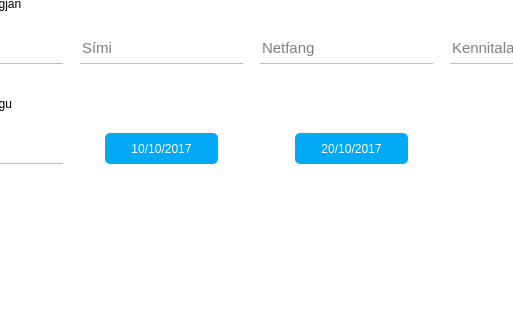
Old version of the form desktop/mainwindow.ui in the repository gudmunduro/lokaverkefni; both pictures show x 112 to 625 and y 94 to 414 of the 744 by 540 pixel window.
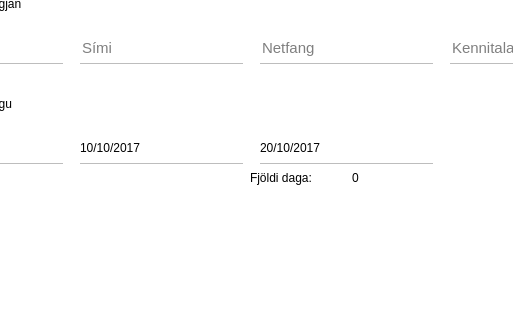
New version of the form. The open tabs and pages were chosen to show the change.

Diff of the .ui file:
```diff
--- a/desktop/mainwindow.ui
+++ b/desktop/mainwindow.ui
@@ -422,22 +422,20 @@
      <widget class="QPushButton" name="setFromDateButton">
       <property name="geometry">
        <rect>
-        <x>215</x>
+        <x>190</x>
         <y>165</y>
-        <width>113</width>
+        <width>163</width>
         <height>31</height>
        </rect>
       </property>
       <property name="styleSheet">
        <string notr="true">QPushButton{
-	background-color: #03A9F4;
-	color: white;
+	background-color: none;
+	color: black;
 	border: none;
-	border-radius: 5px;
+	border-bottom: 1px solid #BDBDBD;
 	font-size: 9pt;
-}
-QPushButton:hover{
-	background-color: #0288D1;
+	text-align: left;
 }
 QPushButton:pressed{
 	background-color: black;
@@ -450,22 +448,20 @@
      <widget class="QPushButton" name="setToDateButton">
       <property name="geometry">
        <rect>
-        <x>405</x>
+        <x>370</x>
         <y>165</y>
-        <width>113</width>
+        <width>173</width>
         <height>31</height>
        </rect>
       </property>
       <property name="styleSheet">
        <string notr="true">QPushButton{
-	background-color: #03A9F4;
-	color: white;
+	background-color: none;
+	color: black;
 	border: none;
-	border-radius: 5px;
+	border-bottom: 1px solid #BDBDBD;
 	font-size: 9pt;
-}
-QPushButton:hover{
-	background-color: #0288D1;
+	text-align: left;
 }
 QPushButton:pressed{
 	background-color: black;
@@ -503,6 +499,38 @@
        <string>Bæta við pöntun</string>
       </property>
      </widget>
+     <widget class="QLabel" name="dayCountLabel">
+      <property name="geometry">
+       <rect>
+        <x>450</x>
+        <y>200</y>
+        <width>31</width>
+        <height>20</height>
+       </rect>
+      </property>
+      <property name="styleSheet">
+       <string notr="true"/>
+      </property>
+      <property name="text">
+       <string>0</string>
+      </property>
+      <property name="alignment">
+       <set>Qt::AlignCenter</set>
+      </property>
+     </widget>
+     <widget class="QLabel" name="label_4">
+      <property name="geometry">
+       <rect>
+        <x>360</x>
+        <y>200</y>
+        <width>61</width>
+        <height>20</height>
+       </rect>
+      </property>
+      <property name="text">
+       <string>Fjöldi daga: </string>
+      </property>
+     </widget>
     </widget>
    </widget>
   </widget>
```
Left out of the diff: 4 changed lines with no effect on the pictures.
